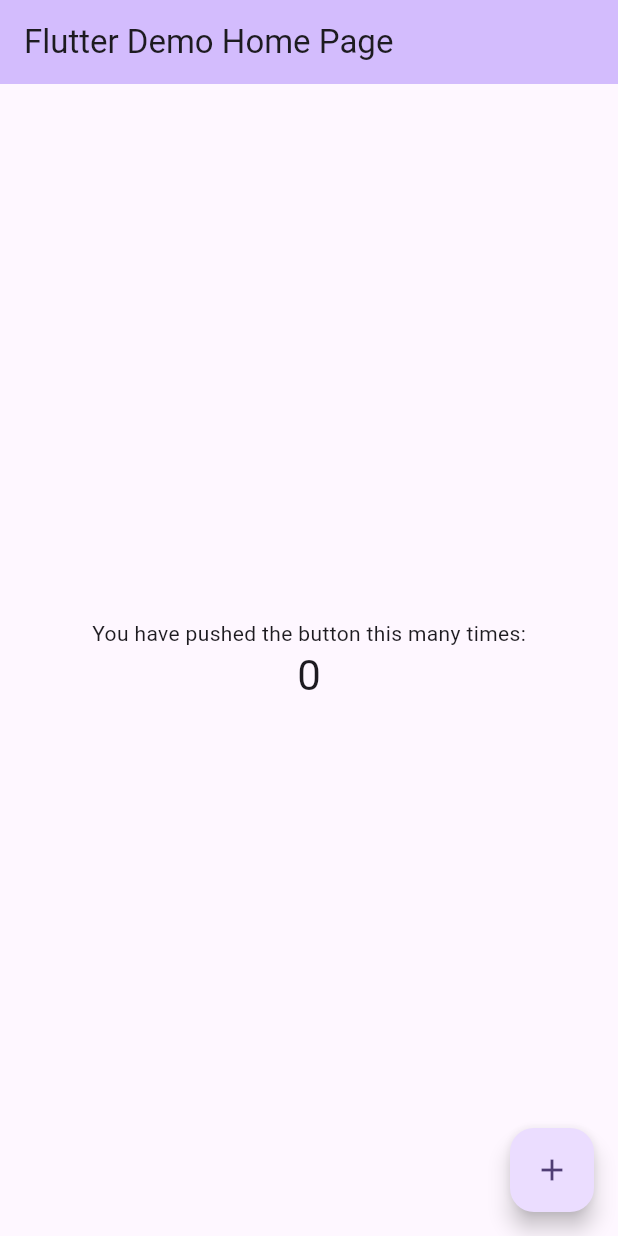
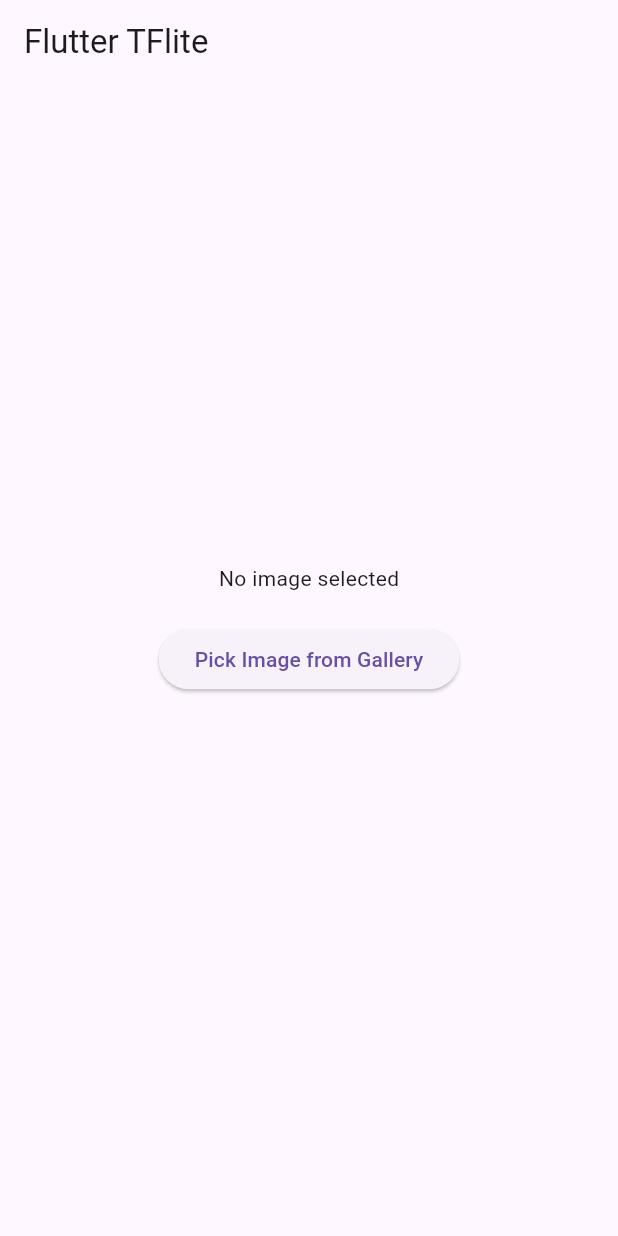
Before and after one commit to Aariz4ever/flutter-tensorflow-app, a Flutter app: the screen it shows after launch, on a phone screen of 412 x 824 dp. Run offline on Flutter 3.47's test engine with Material 3 defaults, Android fonts, the phone set to English and light mode, and no system bars; our stand-ins replace image_picker; missing offline and left inert: tflite_v2.

Commit message:
tflite model import

```diff
--- /dev/null
+++ b/foodclassapp/assets/labels.txt
@@ -0,0 +1,3 @@
+chapati
+chicken tikka
+jalebi
--- a/foodclassapp/lib/main.dart
+++ b/foodclassapp/lib/main.dart
@@ -1,125 +1,126 @@
+import 'dart:io';
+
 import 'package:flutter/material.dart';
+import 'package:image_picker/image_picker.dart';
+import 'package:tflite_v2/tflite_v2.dart';
 
 void main() {
-  runApp(const MyApp());
+  runApp(MyApp());
 }
 
 class MyApp extends StatelessWidget {
-  const MyApp({super.key});
-
-  // This widget is the root of your application.
   @override
   Widget build(BuildContext context) {
     return MaterialApp(
-      title: 'Flutter Demo',
-      theme: ThemeData(
-        // This is the theme of your application.
-        //
-        // TRY THIS: Try running your application with "flutter run". You'll see
-        // the application has a purple toolbar. Then, without quitting the app,
-        // try changing the seedColor in the colorScheme below to Colors.green
-        // and then invoke "hot reload" (save your changes or press the "hot
-        // reload" button in a Flutter-supported IDE, or press "r" if you used
-        // the command line to start the app).
-        //
-        // Notice that the counter didn't reset back to zero; the application
-        // state is not lost during the reload. To reset the state, use hot
-        // restart instead.
-        //
-        // This works for code too, not just values: Most code changes can be
-        // tested with just a hot reload.
-        colorScheme: ColorScheme.fromSeed(seedColor: Colors.deepPurple),
-        useMaterial3: true,
-      ),
-      home: const MyHomePage(title: 'Flutter Demo Home Page'),
+      home: ImagePickerDemo(),
     );
   }
 }
 
-class MyHomePage extends StatefulWidget {
-  const MyHomePage({super.key, required this.title});
+class ImagePickerDemo extends StatefulWidget {
+  @override
+  _ImagePickerDemoState createState() => _ImagePickerDemoState();
+}
 
-  // This widget is the home page of your application. It is stateful, meaning
-  // that it has a State object (defined below) that contains fields that affect
-  // how it looks.
-
-  // This class is the configuration for the state. It holds the values (in this
-  // case the title) provided by the parent (in this case the App widget) and
-  // used by the build method of the State. Fields in a Widget subclass are
-  // always marked "final".
-
-  final String title;
+class _ImagePickerDemoState extends State<ImagePickerDemo> {
+  final ImagePicker _picker = ImagePicker();
+  XFile? _image;
+  File? _file;
+  List<dynamic>? _recognitions;
+  String _results = "";
 
   @override
-  State<MyHomePage> createState() => _MyHomePageState();
-}
+  void initState() {
+    super.initState();
+    loadModel();
+  }
 
-class _MyHomePageState extends State<MyHomePage> {
-  int _counter = 0;
+  Future<void> loadModel() async {
+    try {
+      String? res = await Tflite.loadModel(
+        model: "assets/tflite_model.tflite",
+        labels: "assets/labels.txt",
+      );
+      print("Model loaded: $res");
+    } catch (e) {
+      print("Failed to load model: $e");
+    }
+  }
 
-  void _incrementCounter() {
-    setState(() {
-      // This call to setState tells the Flutter framework that something has
-      // changed in this State, which causes it to rerun the build method below
-      // so that the display can reflect the updated values. If we changed
-      // _counter without calling setState(), then the build method would not be
-      // called again, and so nothing would appear to happen.
-      _counter++;
-    });
+  Future<void> _pickImage() async {
+    try {
+      final XFile? image = await _picker.pickImage(source: ImageSource.gallery);
+      if (image != null) {
+        setState(() {
+          _image = image;
+          _file = File(image.path);
+        });
+        detectImage(_file!);
+      } else {
+        print('No image selected');
+      }
+    } catch (e) {
+      print('Error picking image: $e');
+    }
+  }
+
+  Future<void> detectImage(File image) async {
+    try {
+      var recognitions = await Tflite.runModelOnImage(
+        path: image.path,
+        numResults: 6,
+        threshold: 0.05,
+        imageMean: 127.5,
+        imageStd: 127.5,
+      );
+      setState(() {
+        _recognitions = recognitions;
+        _results = recognitions != null ? recognitions.toString() : "No recognitions";
+      });
+      print("Recognitions: $recognitions");
+    } catch (e) {
+      print("Failed to run model on image: $e");
+    }
+  }
+
+  @override
+  void dispose() {
+    Tflite.close();
+    super.dispose();
   }
 
   @override
   Widget build(BuildContext context) {
-    // This method is rerun every time setState is called, for instance as done
-    // by the _incrementCounter method above.
-    //
-    // The Flutter framework has been optimized to make rerunning build methods
-    // fast, so that you can just rebuild anything that needs updating rather
-    // than having to individually change instances of widgets.
     return Scaffold(
       appBar: AppBar(
-        // TRY THIS: Try changing the color here to a specific color (to
-        // Colors.amber, perhaps?) and trigger a hot reload to see the AppBar
-        // change color while the other colors stay the same.
-        backgroundColor: Theme.of(context).colorScheme.inversePrimary,
-        // Here we take the value from the MyHomePage object that was created by
-        // the App.build method, and use it to set our appbar title.
-        title: Text(widget.title),
+        title: Text('Flutter TFlite'),
       ),
       body: Center(
-        // Center is a layout widget. It takes a single child and positions it
-        // in the middle of the parent.
         child: Column(
-          // Column is also a layout widget. It takes a list of children and
-          // arranges them vertically. By default, it sizes itself to fit its
-          // children horizontally, and tries to be as tall as its parent.
-          //
-          // Column has various properties to control how it sizes itself and
-          // how it positions its children. Here we use mainAxisAlignment to
-          // center the children vertically; the main axis here is the vertical
-          // axis because Columns are vertical (the cross axis would be
-          // horizontal).
-          //
-          // TRY THIS: Invoke "debug painting" (choose the "Toggle Debug Paint"
-          // action in the IDE, or press "p" in the console), to see the
-          // wireframe for each widget.
           mainAxisAlignment: MainAxisAlignment.center,
           children: <Widget>[
-            const Text(
-              'You have pushed the button this many times:',
+            if (_image != null)
+              Image.file(
+                File(_image!.path),
+                height: 200,
+                width: 200,
+                fit: BoxFit.cover,
+              )
+            else
+              Text('No image selected'),
+            SizedBox(height: 20),
+            ElevatedButton(
+              onPressed: _pickImage,
+              child: Text('Pick Image from Gallery'),
             ),
+            SizedBox(height: 20),
             Text(
-              '$_counter',
-              style: Theme.of(context).textTheme.headlineMedium,
+              _results,
+              textAlign: TextAlign.center,
             ),
           ],
         ),
       ),
-      floatingActionButton: FloatingActionButton(
-        onPressed: _incrementCounter,
-        tooltip: 'Increment',
-        child: const Icon(Icons.add),
-      ), // This trailing comma makes auto-formatting nicer for build methods.
     );
   }
 }
--- a/foodclassapp/pubspec.yaml
+++ b/foodclassapp/pubspec.yaml
@@ -35,6 +35,8 @@ dependencies:
   # The following adds the Cupertino Icons font to your application.
   # Use with the CupertinoIcons class for iOS style icons.
   cupertino_icons: ^1.0.2
+  image_picker: ^1.0.8
+  tflite_v2: ^1.0.0
 
 dev_dependencies:
   flutter_test:
@@ -59,7 +61,8 @@ flutter:
   uses-material-design: true
 
   # To add assets to your application, add an assets section, like this:
-  # assets:
+  assets:
+    - assets/
   #   - images/a_dot_burr.jpeg
   #   - images/a_dot_ham.jpeg
 
```
Also changed, not shown: foodclassapp/pubspec.lock, 7 other files.
